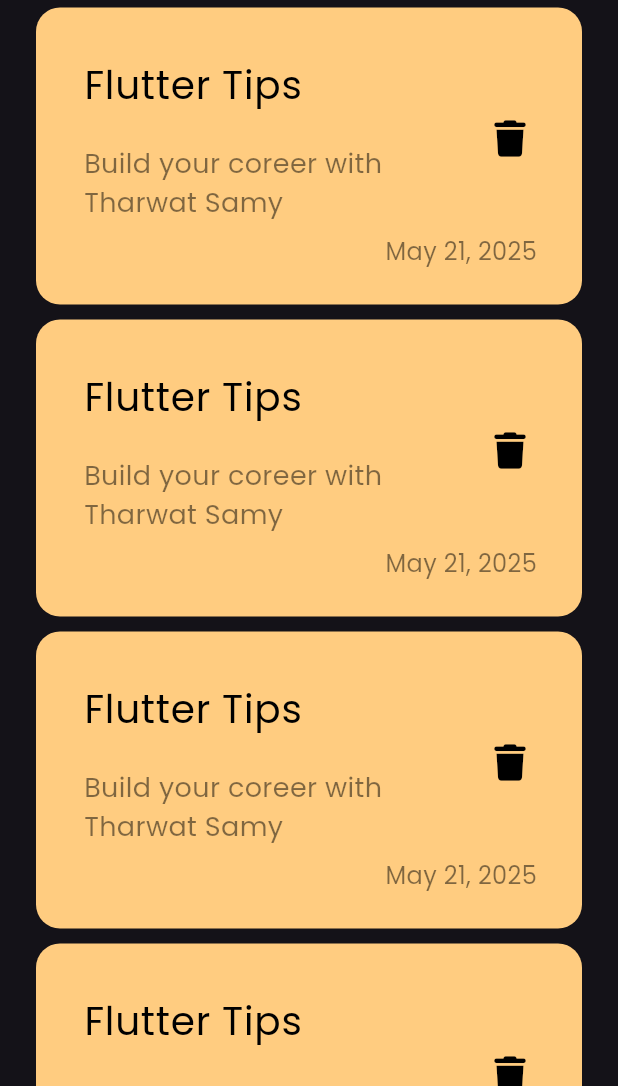
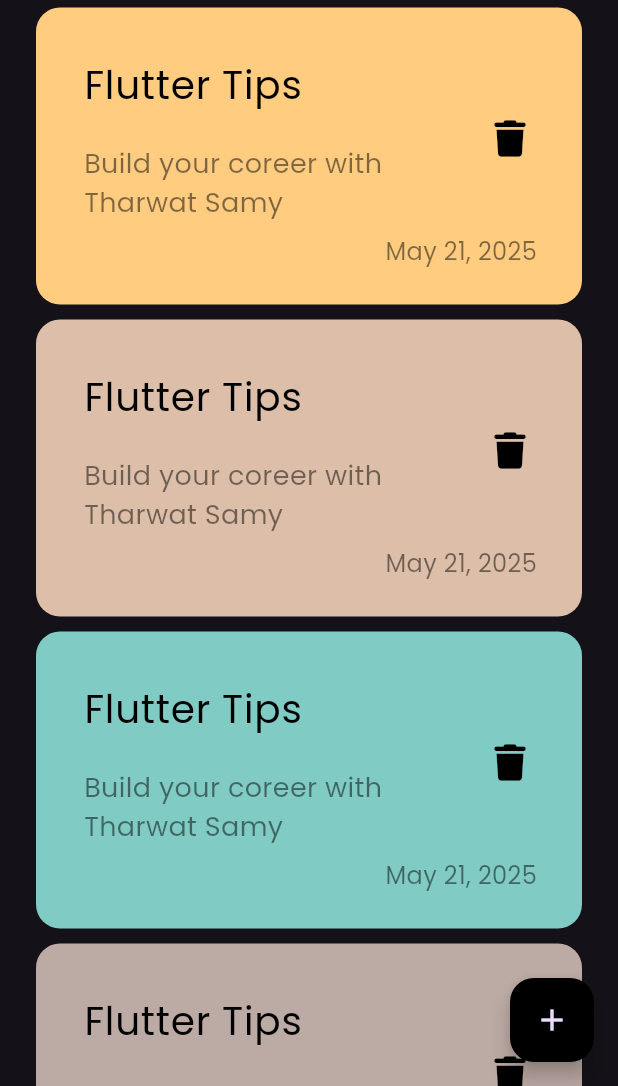
Before and after one commit to OSAMAFAHD-AFK/notes-_app, a Flutter app: the screen it shows after launch, on a phone screen of 412 x 824 dp, the part 150-1236 px from its top. Run offline on Flutter 3.47's test engine with Material 3 defaults, Android fonts, the phone set to English and light mode, and no system bars; our stand-ins replace font_awesome_flutter.

Commit message:
add floating action button

```diff
--- a/lib/views/notes_view.dart
+++ b/lib/views/notes_view.dart
@@ -6,6 +6,13 @@ class NotesView extends StatelessWidget {
 
   @override
   Widget build(BuildContext context) {
-    return const Scaffold(body: NotesViewBody());
+    return Scaffold(
+      floatingActionButton: FloatingActionButton(
+        onPressed: () {},
+        backgroundColor: Colors.black,
+        child: const Icon(Icons.add),
+      ),
+      body: const NotesViewBody(),
+    );
   }
 }
--- a/lib/widgets/custom_note_item.dart
+++ b/lib/widgets/custom_note_item.dart
@@ -2,14 +2,15 @@ import 'package:flutter/material.dart';
 import 'package:font_awesome_flutter/font_awesome_flutter.dart';
 
 class NoteItem extends StatelessWidget {
-  const NoteItem({super.key});
+  const NoteItem({super.key, required this.color});
+  final Color color;
 
   @override
   Widget build(BuildContext context) {
     return Container(
       padding: EdgeInsets.only(top: 24, bottom: 24, left: 16),
       decoration: BoxDecoration(
-        color: const Color(0xffFFCC80),
+        color: color,
         borderRadius: BorderRadius.circular(16),
       ),
       child: Column(
--- a/lib/widgets/note_list_view.dart
+++ b/lib/widgets/note_list_view.dart
@@ -4,13 +4,28 @@ import 'package:notes_app/widgets/custom_note_item.dart';
 class NotesListView extends StatelessWidget {
   const NotesListView({super.key});
 
+  final List<Color> calmMutedColors = const [
+    Color(0xffFFCC80),
+    Color(0xFFDDBEA9),
+    Color(0xFF80CBC4),
+    Color(0xFFBCAAA4),
+    Color(0xffFFCC80),
+    Color(0xFF90A4AE),
+    Color(0xFFE6EE9C),
+    Color(0xFFCE93D8),
+    Color(0xFFFFAB91),
+    Color(0xFF4E5D6A),
+  ];
+
   @override
   Widget build(BuildContext context) {
     return ListView.builder(
       itemBuilder: (context, index) {
-        return const Padding(
-          padding: EdgeInsets.symmetric(vertical: 5),
-          child: NoteItem(),
+        final color = calmMutedColors[index % calmMutedColors.length];
+        // لتكرار الألوان // نقدر نكرر استخدام الألوان بدون ما نخرج عن حدود القائمة
+        return Padding(
+          padding: const EdgeInsets.symmetric(vertical: 5),
+          child: NoteItem(color: color),
         );
       },
     );
```
